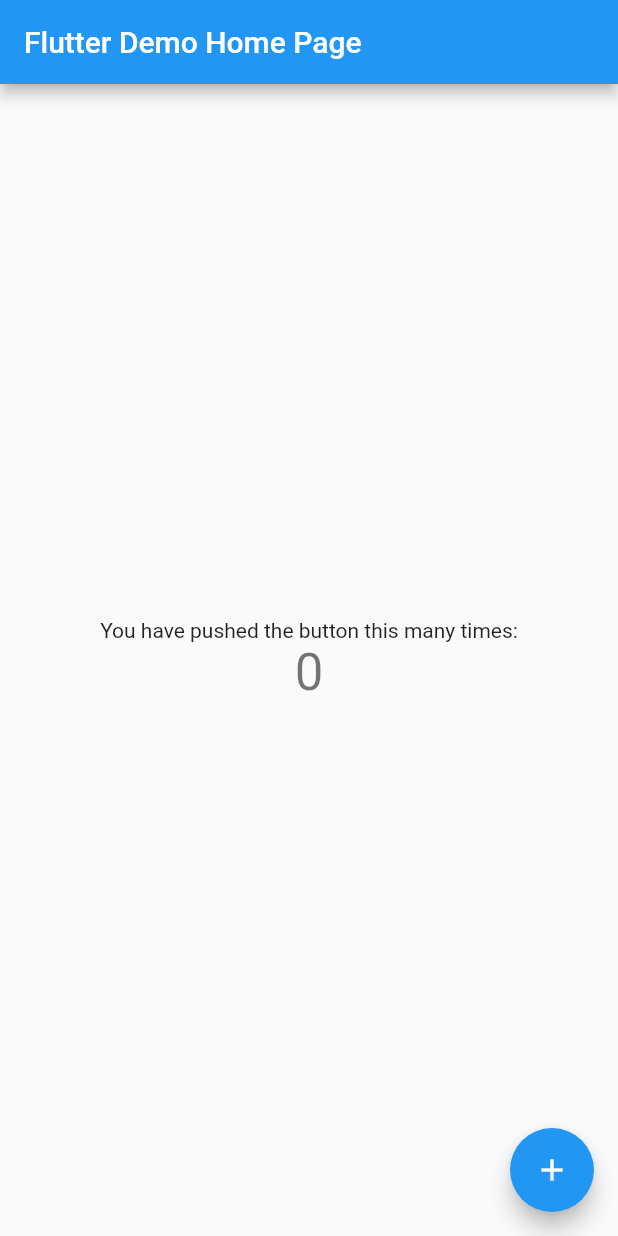
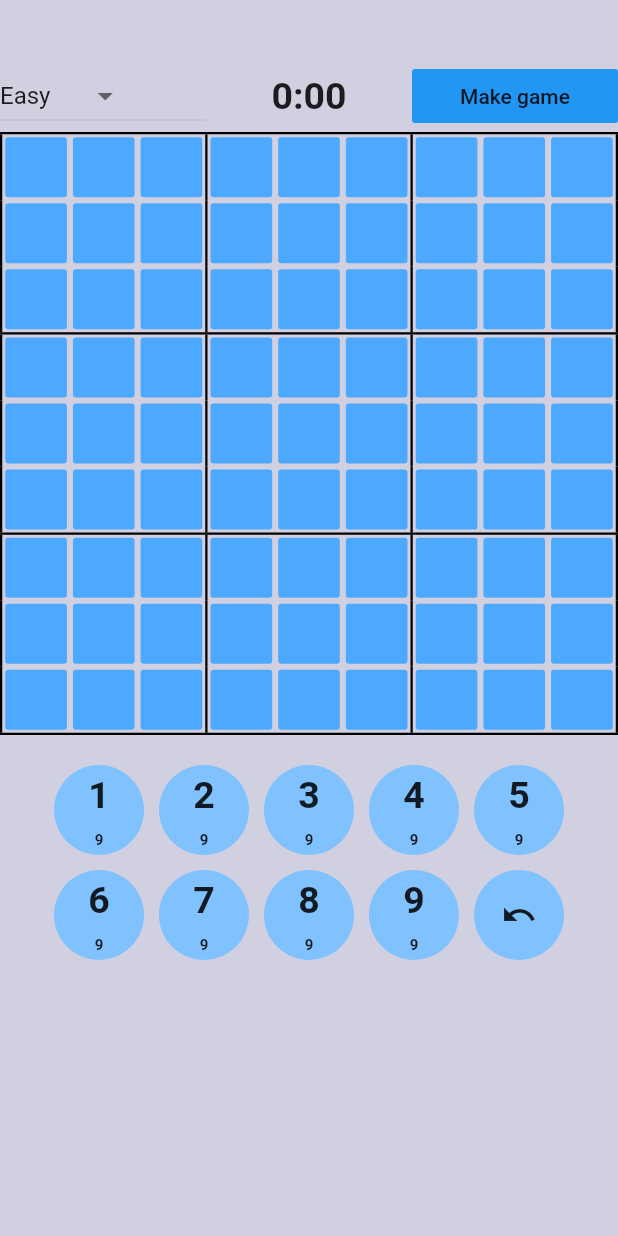
Before and after one commit to TheBrownComputerDude/sudoku-app, a Flutter app: the screen it shows after launch, on a phone screen of 412 x 824 dp. Run offline on Flutter 3.47's test engine with Material 2 defaults, Android fonts, the phone set to English and light mode, and no system bars.

Commit message:
Sudoku game

```diff
--- a/lib/main.dart
+++ b/lib/main.dart
@@ -1,111 +1,16 @@
 import 'package:flutter/material.dart';
+import 'package:sudoku_app/sudoku.dart';
 
 void main() => runApp(MyApp());
 
-class MyApp extends StatelessWidget {
-  // This widget is the root of your application.
+class MyApp extends StatelessWidget{
   @override
   Widget build(BuildContext context) {
-    return MaterialApp(
-      title: 'Flutter Demo',
-      theme: ThemeData(
-        // This is the theme of your application.
-        //
-        // Try running your application with "flutter run". You'll see the
-        // application has a blue toolbar. Then, without quitting the app, try
-        // changing the primarySwatch below to Colors.green and then invoke
-        // "hot reload" (press "r" in the console where you ran "flutter run",
-        // or simply save your changes to "hot reload" in a Flutter IDE).
-        // Notice that the counter didn't reset back to zero; the application
-        // is not restarted.
-        primarySwatch: Colors.blue,
-      ),
-      home: MyHomePage(title: 'Flutter Demo Home Page'),
+    // TODO: implement build
+    return new MaterialApp(
+      home: new SudokuApp(),
+      //debugShowCheckedModeBanner: false,
+      debugShowCheckedModeBanner: false,
     );
   }
 }
-
-class MyHomePage extends StatefulWidget {
-  MyHomePage({Key key, this.title}) : super(key: key);
-
-  // This widget is the home page of your application. It is stateful, meaning
-  // that it has a State object (defined below) that contains fields that affect
-  // how it looks.
-
-  // This class is the configuration for the state. It holds the values (in this
-  // case the title) provided by the parent (in this case the App widget) and
-  // used by the build method of the State. Fields in a Widget subclass are
-  // always marked "final".
-
-  final String title;
-
-  @override
-  _MyHomePageState createState() => _MyHomePageState();
-}
-
-class _MyHomePageState extends State<MyHomePage> {
-  int _counter = 0;
-
-  void _incrementCounter() {
-    setState(() {
-      // This call to setState tells the Flutter framework that something has
-      // changed in this State, which causes it to rerun the build method below
-      // so that the display can reflect the updated values. If we changed
-      // _counter without calling setState(), then the build method would not be
-      // called again, and so nothing would appear to happen.
-      _counter++;
-    });
-  }
-
-  @override
-  Widget build(BuildContext context) {
-    // This method is rerun every time setState is called, for instance as done
-    // by the _incrementCounter method above.
-    //
-    // The Flutter framework has been optimized to make rerunning build methods
-    // fast, so that you can just rebuild anything that needs updating rather
-    // than having to individually change instances of widgets.
-    return Scaffold(
-      appBar: AppBar(
-        // Here we take the value from the MyHomePage object that was created by
-        // the App.build method, and use it to set our appbar title.
-        title: Text(widget.title),
-      ),
-      body: Center(
-        // Center is a layout widget. It takes a single child and positions it
-        // in the middle of the parent.
-        child: Column(
-          // Column is also layout widget. It takes a list of children and
-          // arranges them vertically. By default, it sizes itself to fit its
-          // children horizontally, and tries to be as tall as its parent.
-          //
-          // Invoke "debug painting" (press "p" in the console, choose the
-          // "Toggle Debug Paint" action from the Flutter Inspector in Android
-          // Studio, or the "Toggle Debug Paint" command in Visual Studio Code)
-          // to see the wireframe for each widget.
-          //
-          // Column has various properties to control how it sizes itself and
-          // how it positions its children. Here we use mainAxisAlignment to
-          // center the children vertically; the main axis here is the vertical
-          // axis because Columns are vertical (the cross axis would be
-          // horizontal).
-          mainAxisAlignment: MainAxisAlignment.center,
-          children: <Widget>[
-            Text(
-              'You have pushed the button this many times:',
-            ),
-            Text(
-              '$_counter',
-              style: Theme.of(context).textTheme.display1,
-            ),
-          ],
-        ),
-      ),
-      floatingActionButton: FloatingActionButton(
-        onPressed: _incrementCounter,
-        tooltip: 'Increment',
-        child: Icon(Icons.add),
-      ), // This trailing comma makes auto-formatting nicer for build methods.
-    );
-  }
-}
--- /dev/null
+++ b/lib/sudoku.dart
@@ -0,0 +1,465 @@
+import 'dart:async';
+import 'dart:io';
+import 'dart:math';
+
+import 'package:flutter/material.dart';
+
+class SudokuApp extends StatefulWidget {
+  @override
+  State<StatefulWidget> createState() {
+    // TODO: implement createState
+    return new SudokuAppState();
+  }
+}
+
+class SudokuAppState extends State<SudokuApp> {
+  List<List<int>> board;
+  List<List<bool>> boardCanChange;
+  List<List<List<int>>> pastMoves;
+  List<int> counts;
+
+  String dropdownValue;
+  SudokuGameStuff game;
+
+  int time;
+
+  int selected;
+  bool win;
+
+  @override
+  void initState() {
+    // TODO: implement initState
+    super.initState();
+    time = 0;
+
+    dropdownValue = 'Easy';
+    win = true;
+    game = new SudokuGameStuff();
+//    var s = game.makePuzzle(1);
+//    board = s[0];
+//    boardCanChange = s[1];
+    counts = List<int>.generate(9, (i) => 0);
+    board = List<List<int>>.generate(9, (i) =>
+    List<int>.generate(9, (j) => 0));
+    boardCanChange = List<List<bool>>.generate(9, (i) =>
+    List<bool>.generate(9, (j) => false));
+
+    selected = 0;
+//    board = List<List<int>>.generate(9, (i) => List<int>.generate(9, (j) => 0));
+//    boardCanChange = List<List<bool>>.generate(9, (i) => List<bool>.generate(9, (j) => true));
+    pastMoves = new List();
+    //boardCanChange[1][1] = false;
+    Timer.periodic(Duration(seconds: 1), (timer){
+      setState(() {
+        if(!win) time++;
+      });
+    });
+  }
+
+  @override
+  Widget build(BuildContext context) {
+
+
+    var boardBtns = makeBoardBtns();
+    var selectorBtns = makeSelectorBtns();
+    return new Scaffold(
+      backgroundColor: Color(0xffd0d0e1),
+      //appBar: new AppBar(
+      //  title: new Text("Sudoku App", textAlign: TextAlign.center,),
+      //),
+      body: new Container(
+        child: new Column(
+        children: [
+          new Container(
+            //height: 30,
+            child: new Divider(
+              height: 40,
+              color: Colors.transparent,
+            ),
+          ),
+          new Row(
+            children: <Widget>[
+                new Expanded(
+                  child: new DropdownButton(
+                    value: dropdownValue,
+                    onChanged: (String newVal) {
+                      setState(() {
+                       dropdownValue = newVal;
+                      });
+                    },
+                    items: <DropdownMenuItem<String>>[
+                      new DropdownMenuItem<String>(
+                        value: 'Easy',
+                        child: new Text('Easy'),
+                      ),
+                      new DropdownMenuItem<String>(
+                        value: 'Medium',
+                        child: new Text('Medium'),
+                      ),
+                      new DropdownMenuItem<String>(
+                        value: 'Hard',
+                        child: new Text('Hard'),
+                      )
+                    ],
+                  ),
+                ),
+                new Expanded(
+                  child: new Text('${time ~/ 60}:${(time % 60).toString().padLeft(2,'0')}',
+                  textAlign: TextAlign.center,
+                  style: new TextStyle(
+                    fontSize: 25,
+                    fontWeight: FontWeight.bold
+                  )),
+                ),
+                new Expanded(
+                  child: new FlatButton(
+                    color: Colors.blue,
+                    child: new Text('Make game'),
+                    onPressed: () {
+                      setState(() {
+                        var s = game.makePuzzle(dropdownValue == 'Easy' ? 1 : dropdownValue == 'Medium' ? 2 : 3);
+                        board = s[0];
+                        boardCanChange = s[1];
+                        win = false;
+                        time = 0;
+                        counts = List<int>.generate(9, (i) => 0);
+                        for(int i = 0; i < 9; i++){
+                          for(int j = 0; j < 9; j++){
+                            if(board[i][j] != 0) counts[board[i][j]-1]++;
+                          }
+                        }
+                      });
+                    },
+                  ),
+                ),
+            ],
+          ),
+          /*new Container(
+            child: new Divider(
+              height: 30,
+              color: Colors.transparent,
+            )
+          ),*/
+        ]..addAll(boardBtns)..addAll([
+          new Divider(
+            height: 20,
+            color: Colors.transparent,
+          )
+        ])..addAll(selectorBtns),
+      )),
+    );
+  }
+  List<Widget> makeSelectorBtns(){
+    return List<Widget>.generate(3, (k) {
+     if (k != 1)
+      return new Row(
+        mainAxisAlignment: MainAxisAlignment.center,
+        children: List<Widget>.generate(9, (i) {
+          if(i%2 == 0)
+            return new GestureDetector(
+              onTap: () => toggleSelected((i/2 + 5 * (k == 2 ? k-1 : k)).toInt() + 1),
+              child: new ClipOval(
+                child: new Container(
+                  color: selected == (i/2 + 5 * (k == 2 ? k-1 : k)).toInt() + 1 ? Color(0xff4da9ff) : Color(0xff80c1ff),
+                  height: 60,
+                  width: 60,
+                  child: Center(
+                    child: (i/2 + 5 * (k == 2 ? k-1 : k)).toInt() + 1 == 10 ?
+                    new Icon(Icons.undo) :
+                    new Column(
+                      children: <Widget>[
+                        new Expanded(
+                          child: Container(
+                            //padding: EdgeInsets.symmetric(
+                            //  vertical: 10
+                            //),
+                            height: 35,
+                            child: Center(
+                              child: new Text(
+                                '${(i/2 + 5 * (k == 2 ? k-1 : k)).toInt() + 1}',
+                                style: new TextStyle(
+                                  fontSize: 25,
+                                  fontWeight: FontWeight.bold
+                                ),
+                                textAlign: TextAlign.center,
+                              ),
+                            ),
+                          ),
+                        ),
+                        //new Expanded(
+                        Container(
+                          color: Colors.transparent,
+                          height: 20,
+                          //padding: EdgeInsets.symmetric(
+                          //  vertical:
+                          //),
+                            child: Center(
+                              child: new Text(
+
+                                '${9 - counts[(i/2 + 5 * (k == 2 ? k-1 : k)).toInt()]}',
+                                style: new TextStyle(
+                                 fontSize: 10,
+                                 fontWeight: FontWeight.bold
+                                )),
+                            ),
+
+                        ),
+                        //)
+                      ]
+                    )
+                  ),
+                )
+              ),
+            );
+          else
+            return new Container(
+              width: 10,
+            );
+        })
+      );
+    else
+      return new Divider(
+        height: 10,
+        color: Colors.transparent
+      );
+    });
+  }
+
+  void toggleSelected(int val){
+    setState(() {
+      if(val == 10 && !win){
+        if(pastMoves.length > 0){
+          var t = pastMoves.removeLast();
+          for(int i = 0; i < 9; i++){
+            for(int j = 0; j < 9; j++){
+              board[i][j] = t[i][j];
+            }
+          }
+        }
+      }
+      else if(val == selected) selected = 0;
+      else if(val != 10) selected = val;
+    });
+
+  }
+
+  List<Widget> makeBoardBtns() {
+    return List<Widget>.generate(13, (i) {
+      if (i == 0 || i == 4 || i == 8 || i == 12) {
+        return new Container(
+          width: double.infinity,
+          height: 1.5,
+          color: Colors.black,
+        );
+      } else {
+        return new Row(
+          children: List<Widget>.generate(13, (j) {
+            if (j == 0 || j == 4 || j == 8 || j == 12) {
+              return new Container(
+                width: 1.5,
+                height: 44,
+                color: Colors.black,
+              );
+            } else {
+              return makeBtn(i, j);
+            }
+          }),
+        );
+      }
+    });
+  }
+
+  Widget makeBtn(int i, int j) {
+    if (i > 7)
+      i -= 3;
+    else if (i > 3)
+      i -= 2;
+    else
+      i -= 1;
+
+    if (j > 7)
+      j -= 3;
+    else if (j > 3)
+      j -= 2;
+    else
+      j -= 1;
+
+
+    return new Expanded(
+      child: Padding(
+      padding: const EdgeInsets.all(2.0),
+        child: new SizedBox(
+          height: 40,
+          width: 40,
+          child: new FlatButton(
+            disabledColor: (board[i][j] == selected && !win? Color(0xff5a5a8c) : Color(0xff4da9ff)),
+            disabledTextColor: Colors.black,
+            color: (board[i][j] == selected && selected != 0 && !win? Color(0xffa2a2c3) : Color(0xff80c1ff)),
+            child: new Text((board[i][j] == 0 ? '' : board[i][j].toString()),
+            textAlign: TextAlign.center,
+                style: new TextStyle(fontSize: 20, fontWeight: FontWeight.bold)),
+            onPressed: (!boardCanChange[i][j] || win) ? null : () {
+              updateBtn(i, j);
+            },
+          ),
+        ),
+      )
+    );
+  }
+  void updateBtn(int i, int j){
+    setState(() {
+
+      //kind of gross but couldnt figure out how to make a deep copy
+      List<List<int>> t = List<List<int>>.generate(9, (i) =>
+        List<int>.generate(9, (j) => board[i][j]));
+      pastMoves.add(t);
+      if(pastMoves.length > 15) pastMoves.removeAt(0);
+      if(board[i][j] != 0)
+        counts[board[i][j] - 1]--;
+      board[i][j] = selected;
+      if(board[i][j] != 0)
+        counts[board[i][j] - 1]++;
+      //print('${board[i][j]} : ${counts[board[i][j]-1]}');
+      if(game.isFull(board)){
+        win = game.checkWin(board);
+      }
+    });
+  }
+}
+
+
+class SudokuGameStuff{
+
+  SudokuGameStuff(){}
+
+
+  //difficulty 1 = easy, 2 = medium, 3 = hard
+  List makePuzzle(int difficulty){
+
+    //print('diff: ${difficulty}');
+
+    List<List<int>> temp = new List<List<int>>.generate(9, (i) =>
+      List<int>.generate(9, (j) => 0));
+    List<List<bool>> tempBool = new List<List<bool>>.generate(9, (i) =>
+      List<bool>.generate(9, (j) => true));
+
+    while(!makeTiles(temp, tempBool, difficulty)); // do this so we dont kill the stack
+
+    return [temp,tempBool];
+  }
+
+  bool makeTiles(List<List<int>> temp, List<List<bool>> tempBool, int difficulty){
+    var r = new Random();
+    int numRand = 0;
+    if(difficulty == 1) numRand = 35;
+    else if(difficulty == 2) numRand = 30;
+    else if(difficulty == 3) numRand = 25;
+
+    for(int i = 0; i < numRand; i++){
+      //print('Making: ${i}');
+      while(!fillRandomSpot(r,temp,tempBool)); // dont want to increase the stack
+    }
+
+//    printPuzzle(temp);
+    if(solve(0, 0, temp, tempBool)){
+     // printPuzzle(temp);
+      reset(false, temp, tempBool);
+      return true;
+    }
+
+    reset(true, temp, tempBool);
+    return false;
+    //makeTiles(temp, tempBool, difficulty);
+
+  }
+
+  reset(bool setTiles, List<List<int>> b, List<List<bool>> c){
+    for(int i = 0; i < 9; i++){
+      for(int j = 0; j < 9; j++){
+        if(setTiles){
+          b[i][j] = 0;
+          c[i][j] = true;
+        }else{
+          if(c[i][j]) b[i][j] = 0;
+        }
+      }
+    }
+  }
+
+ bool fillRandomSpot(Random r, List<List<int>> b, List<List<bool>> c){
+    var tRow = r.nextInt(9);
+    var tCol = r.nextInt(9);
+    var tVal = r.nextInt(9) + 1;
+
+    if (b[tRow][tCol] == 0){
+      b[tRow][tCol] = tVal;
+      if(isValid(tRow, tCol, b)){
+        c[tRow][tCol] = false;
+        return true;
+      }else{
+        b[tRow][tCol] = 0;
+      }
+    }
+    return false;
+    //fillRandomSpot(r, b, c);
+  }
+
+
+
+  bool solve(int row, int col, List<List<int>> b, List<List<bool>> canChange){
+    //print('${row}, ${col}');
+    for(int i = 1; i <= 9; i++){
+        if(col == 9) return true;
+        else if(!canChange[row][col]) return solve((row+1) % 9, (row == 8 ? col+1:col),b,canChange);
+        else{
+          b[row][col] = i;
+          if(isValid(row, col, b)){
+            var x = solve((row+1) % 9, (row == 8 ? col+1:col), b, canChange);
+            if(x) return x;
+          }
+        }
+    }
+    b[row][col] = 0;
+    return false;
+  }
+  bool isValid(int row, int col, List<List<int>> b){
+    int sqRow = row ~/ 3;
+    int sqCol = col ~/ 3;
+
+    for(int i = 0; i < 9; i++){
+      if (i != row && b[row][col] == b[i][col]) return false;
+      if (i != col && b[row][col] == b[row][i]) return false;
+
+      if (((sqRow * 3) + (i % 3) != row && (sqCol * 3) + (i ~/ 3) != col ) && b[row][col] == b[(sqRow * 3) + (i % 3)][(sqCol * 3) + (i ~/ 3)]) return false;
+
+    }
+
+    return true;
+
+  }
+  void printPuzzle(List<List<int>> b){
+    for(int i = 0; i < 9; i++){
+      for(int j = 0; j < 9; j++){
+        print(b[i][j]);
+      }
+      print('');
+    }
+  }
+  bool isFull(List<List<int>> b){
+    for(int i = 0; i < 9; i++){
+      for(int j = 0; j < 9; j++){
+        if(b[i][j] == 0) return false;
+      }
+    }
+    return true;
+  }
+  bool checkWin(List<List<int>> b){
+    for(int i = 0; i < 9; i++){
+      for(int j = 0; j < 9; j++){
+        if(!isValid(i,j,b)) return false;
+      }
+    }
+    return true;
+
+  }
+}
--- a/pubspec.yaml
+++ b/pubspec.yaml
@@ -14,7 +14,7 @@ description: A new Flutter project.
 version: 1.0.0+1
 
 environment:
-  sdk: ">=2.1.0 <3.0.0"
+  sdk: ">=2.2.2 <3.0.0"
 
 dependencies:
   flutter:
```
Also changed, not shown: pubspec.lock.
